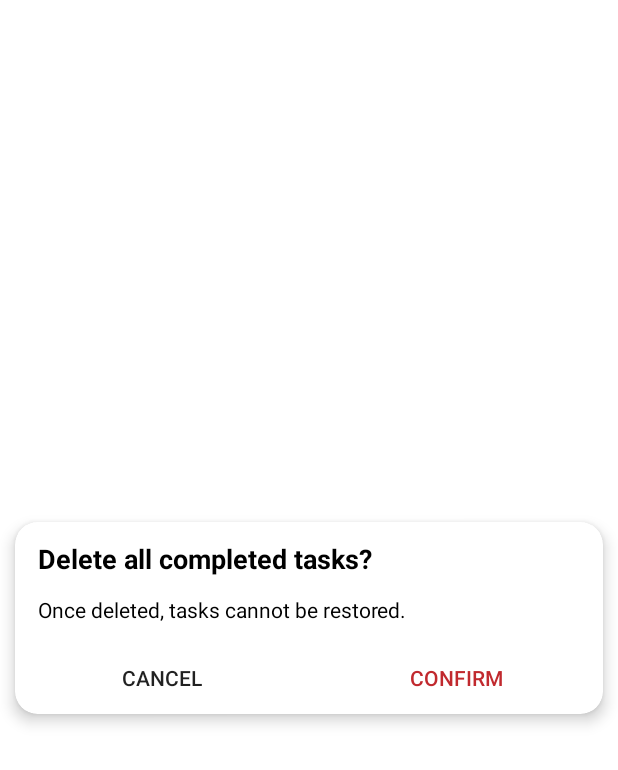
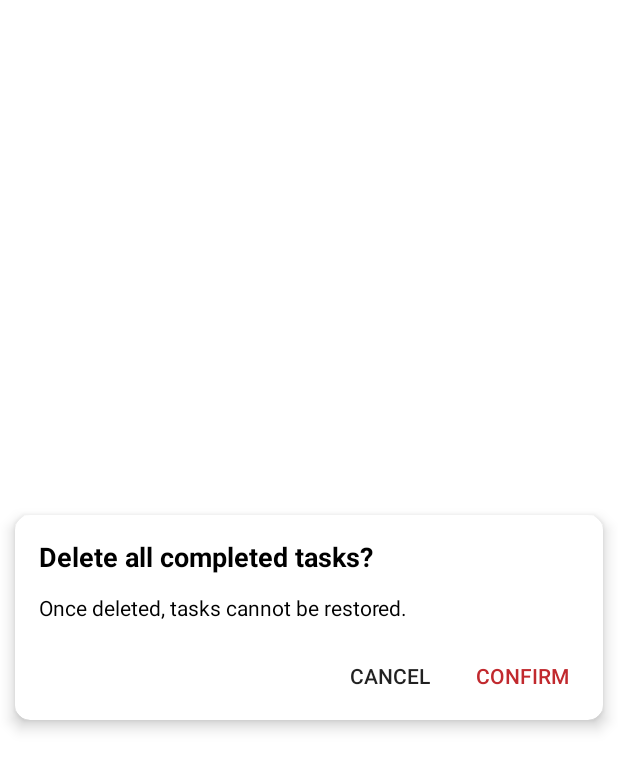
Before and after one commit to emm-an-uel/logit, an Android app: the layout confirm_delete_all_dialog.xml on its own in the app's theme, with its tools: preview values and no code run, on a phone screen of 412 x 824 dp. Shown: the top 770 px of the screen. Run offline under Robolectric (Android 15) with nearby library versions, the phone set to English and light mode, and no system bars.

```diff
--- a/app/src/main/res/layout/confirm_delete_all_dialog.xml
+++ b/app/src/main/res/layout/confirm_delete_all_dialog.xml
@@ -10,7 +10,7 @@
         android:layout_height="wrap_content"
         android:layout_margin="10dp"
         android:backgroundTint="?attr/colorPrimaryContainer"
-        app:cardCornerRadius="15dp"
+        app:cardCornerRadius="10dp"
         app:cardElevation="6dp">
 
         <LinearLayout
@@ -21,8 +21,8 @@
             <TextView
                 android:layout_width="match_parent"
                 android:layout_height="match_parent"
-                android:layout_marginHorizontal="15dp"
-                android:layout_marginTop="12dp"
+                android:layout_marginHorizontal="16dp"
+                android:layout_marginTop="15dp"
                 android:text="Delete all completed tasks?"
                 android:textColor="?attr/primaryTextColor"
                 android:textSize="18sp"
@@ -31,7 +31,7 @@
             <TextView
                 android:layout_width="match_parent"
                 android:layout_height="match_parent"
-                android:layout_marginHorizontal="15dp"
+                android:layout_marginHorizontal="16dp"
                 android:layout_marginVertical="12dp"
                 android:text="Once deleted, tasks cannot be restored."
                 android:textColor="?attr/primaryTextColor" />
@@ -39,21 +39,22 @@
             <LinearLayout
                 android:layout_width="match_parent"
                 android:layout_height="match_parent"
-                android:orientation="horizontal">
+                android:gravity="end"
+                android:orientation="horizontal"
+                android:paddingHorizontal="10dp"
+                android:paddingBottom="5dp">
 
                 <Button
                     android:id="@+id/btnCancel"
-                    android:layout_width="0dp"
+                    android:layout_width="wrap_content"
                     android:layout_height="match_parent"
-                    android:layout_weight="1"
                     android:background="@android:color/transparent"
                     android:text="Cancel" />
 
                 <Button
                     android:id="@+id/btnConfirm"
-                    android:layout_width="0dp"
+                    android:layout_width="wrap_content"
                     android:layout_height="match_parent"
-                    android:layout_weight="1"
                     android:background="@android:color/transparent"
                     android:text="Confirm"
                     android:textColor="@color/red" />
```
Also changed, not shown: app/src/main/java/com/example/logit/log/LogFragment.kt (+28 -37 lines).
